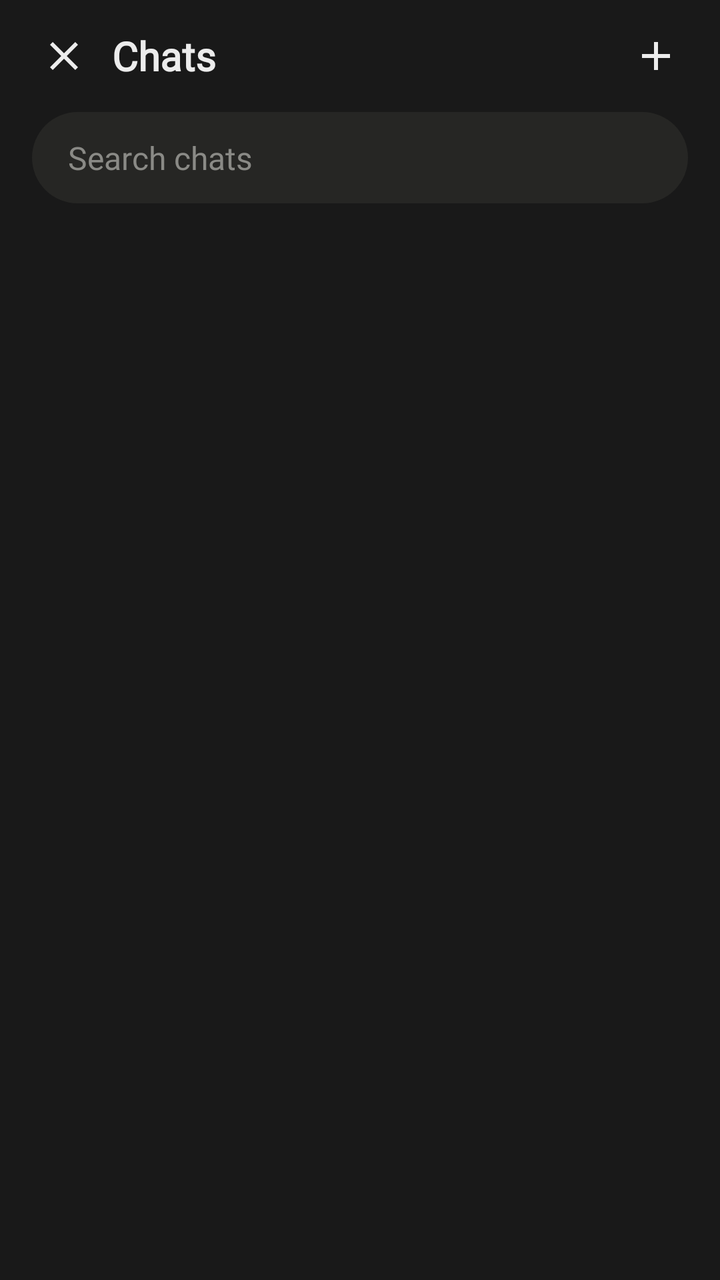
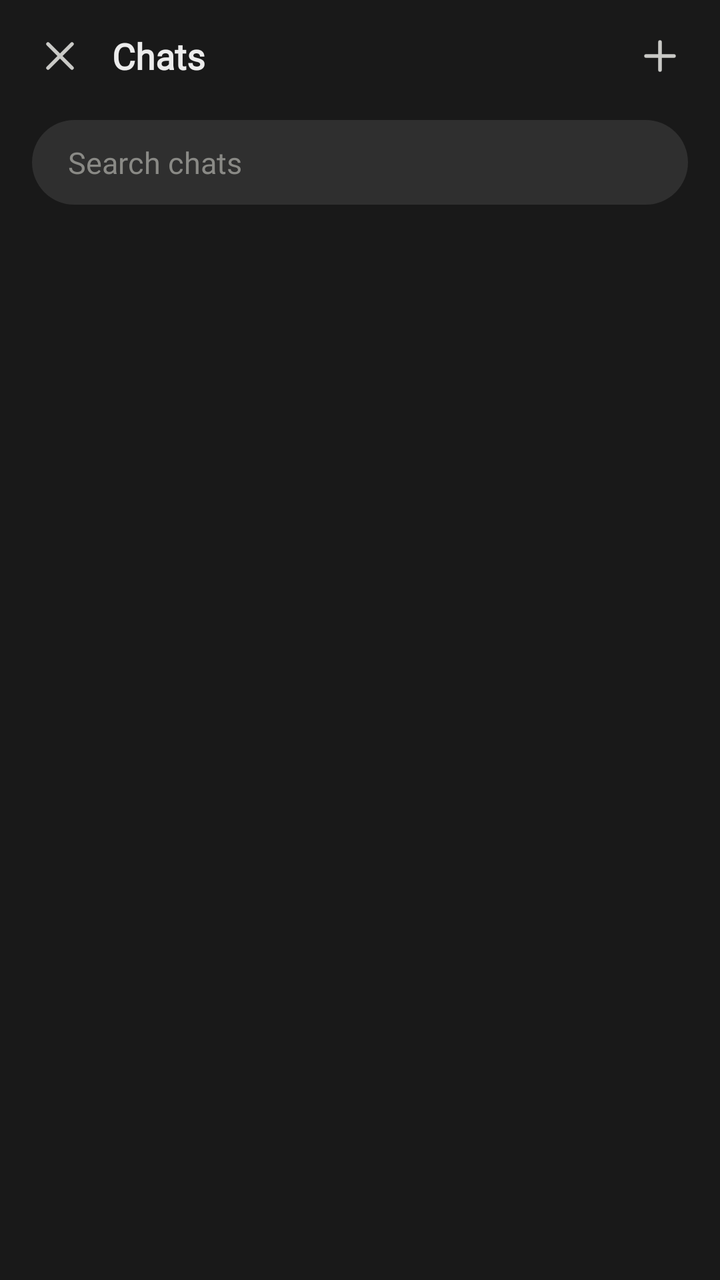

Before-and-after screenshots of an Android layout around one commit, followed by the original layout XML and the change that was made.
<!-- AndroidManifest.xml: application theme Theme.LocalChat -->
<!-- res/layout/activity_chats.xml -->
<?xml version="1.0" encoding="utf-8"?>
<LinearLayout xmlns:android="http://schemas.android.com/apk/res/android"
    android:layout_width="match_parent"
    android:layout_height="match_parent"
    android:orientation="vertical"
    android:background="#191919">

    <LinearLayout
        android:layout_width="match_parent"
        android:layout_height="56dp"
        android:gravity="center_vertical"
        android:orientation="horizontal"
        android:paddingStart="8dp"
        android:paddingEnd="8dp">

        <ImageButton
            android:id="@+id/btn_close"
            android:layout_width="48dp"
            android:layout_height="48dp"
            android:background="?attr/selectableItemBackgroundBorderless"
            android:contentDescription="Back"
            android:src="@drawable/ic_close"
            android:tint="#ECECEC" />

        <TextView
            android:layout_width="0dp"
            android:layout_height="wrap_content"
            android:layout_weight="1"
            android:fontFamily="@font/firasans"
            android:text="Chats"
            android:textColor="#ECECEC"
            android:textSize="20sp"
            android:textStyle="bold" />

        <ImageButton
            android:id="@+id/btn_new_chat"
            android:layout_width="48dp"
            android:layout_height="48dp"
            android:background="?attr/selectableItemBackgroundBorderless"
            android:contentDescription="New chat"
            android:src="@drawable/ic_add"
            android:tint="#ECECEC" />
    </LinearLayout>

    <EditText
        android:id="@+id/search"
        android:layout_width="match_parent"
        android:layout_height="wrap_content"
        android:layout_marginStart="16dp"
        android:layout_marginEnd="16dp"
        android:layout_marginBottom="8dp"
        android:background="@drawable/bg_input"
        android:fontFamily="@font/firasans"
        android:hint="Search chats"
        android:inputType="text"
        android:paddingStart="18dp"
        android:paddingEnd="18dp"
        android:paddingTop="12dp"
        android:paddingBottom="12dp"
        android:singleLine="true"
        android:textColor="#ECECEC"
        android:textColorHint="#8A8A86"
        android:textSize="16sp" />

    <FrameLayout
        android:layout_width="match_parent"
        android:layout_height="0dp"
        android:layout_weight="1">

        <ListView
            android:id="@+id/chat_list"
            android:layout_width="match_parent"
            android:layout_height="match_parent"
            android:clipToPadding="false"
            android:divider="@null"
            android:dividerHeight="0dp"
            android:paddingStart="16dp"
            android:paddingEnd="16dp"
            android:paddingBottom="16dp" />

        <TextView
            android:id="@+id/empty"
            android:layout_width="wrap_content"
            android:layout_height="wrap_content"
            android:layout_gravity="center"
            android:fontFamily="@font/firasans"
            android:text="No chats yet"
            android:textColor="#B8B8B5"
            android:textSize="15sp"
            android:visibility="gone" />
    </FrameLayout>
</LinearLayout>
<!-- resources referenced by this layout -->
<resources>
  <!-- drawable bg_input (drawable) -->
  <?xml version="1.0" encoding="utf-8"?>
  <shape xmlns:android="http://schemas.android.com/apk/res/android" android:shape="rectangle">
      <solid android:color="#262624" />
      <corners android:radius="26dp" />
  </shape>
  <!-- drawable ic_add (drawable) -->
  <?xml version="1.0" encoding="utf-8"?>
  <vector xmlns:android="http://schemas.android.com/apk/res/android"
      android:width="24dp"
      android:height="24dp"
      android:viewportWidth="24"
      android:viewportHeight="24">
      <path
          android:fillColor="#FFFFFFFF"
          android:pathData="M19,13h-6v6h-2v-6H5v-2h6V5h2v6h6v2z" />
  </vector>
  <!-- drawable ic_close (drawable) -->
  <?xml version="1.0" encoding="utf-8"?>
  <vector xmlns:android="http://schemas.android.com/apk/res/android"
      android:width="24dp"
      android:height="24dp"
      android:viewportWidth="24"
      android:viewportHeight="24">
      <path
          android:fillColor="#FFFFFFFF"
          android:pathData="M19,6.41L17.59,5 12,10.59 6.41,5 5,6.41 10.59,12 5,17.59 6.41,19 12,13.41 17.59,19 19,17.59 13.41,12z" />
  </vector>
  <style name="Theme.LocalChat" parent="Theme.Material3.Dark.NoActionBar">
          <item name="colorPrimary">#D97757</item>
          <item name="colorOnPrimary">#FFFFFF</item>
          <item name="colorSecondary">#D97757</item>
          <item name="colorPrimaryContainer">#2E2E2C</item>
          <item name="colorOnPrimaryContainer">#ECECEC</item>
          <item name="colorSurface">#191919</item>
          <item name="colorOnSurface">#ECECEC</item>
          <item name="colorSurfaceVariant">#262624</item>
          <item name="colorOnSurfaceVariant">#B8B8B5</item>
          <item name="colorOutline">#3A3A38</item>
          <item name="colorOutlineVariant">#33332F</item>
          <item name="android:windowBackground">#191919</item>
          <item name="android:statusBarColor">#191919</item>
          <item name="android:navigationBarColor">#191919</item>
      </style>
</resources>

<!-- the commit's change to res/layout/activity_chats.xml (unified diff, before → after) -->
@@ -15,31 +15,34 @@
 
         <ImageButton
             android:id="@+id/btn_close"
-            android:layout_width="48dp"
-            android:layout_height="48dp"
+            android:layout_width="44dp"
+            android:layout_height="44dp"
             android:background="?attr/selectableItemBackgroundBorderless"
             android:contentDescription="Back"
+            android:padding="10dp"
             android:src="@drawable/ic_close"
-            android:tint="#ECECEC" />
+            android:tint="#C9C9C6" />
 
         <TextView
             android:layout_width="0dp"
             android:layout_height="wrap_content"
+            android:layout_marginStart="4dp"
             android:layout_weight="1"
             android:fontFamily="@font/firasans"
             android:text="Chats"
             android:textColor="#ECECEC"
-            android:textSize="20sp"
+            android:textSize="18sp"
             android:textStyle="bold" />
 
         <ImageButton
             android:id="@+id/btn_new_chat"
-            android:layout_width="48dp"
-            android:layout_height="48dp"
+            android:layout_width="44dp"
+            android:layout_height="44dp"
             android:background="?attr/selectableItemBackgroundBorderless"
             android:contentDescription="New chat"
+            android:padding="10dp"
             android:src="@drawable/ic_add"
-            android:tint="#ECECEC" />
+            android:tint="#C9C9C6" />
     </LinearLayout>
 
     <EditText
@@ -48,19 +51,20 @@
         android:layout_height="wrap_content"
         android:layout_marginStart="16dp"
         android:layout_marginEnd="16dp"
-        android:layout_marginBottom="8dp"
-        android:background="@drawable/bg_input"
+        android:layout_marginTop="4dp"
+        android:layout_marginBottom="12dp"
+        android:background="@drawable/bg_composer"
         android:fontFamily="@font/firasans"
         android:hint="Search chats"
         android:inputType="text"
         android:paddingStart="18dp"
         android:paddingEnd="18dp"
-        android:paddingTop="12dp"
-        android:paddingBottom="12dp"
+        android:paddingTop="11dp"
+        android:paddingBottom="11dp"
         android:singleLine="true"
         android:textColor="#ECECEC"
         android:textColorHint="#8A8A86"
-        android:textSize="16sp" />
+        android:textSize="15sp" />
 
     <FrameLayout
         android:layout_width="match_parent"
@@ -72,11 +76,11 @@
             android:layout_width="match_parent"
             android:layout_height="match_parent"
             android:clipToPadding="false"
-            android:divider="@null"
-            android:dividerHeight="0dp"
-            android:paddingStart="16dp"
-            android:paddingEnd="16dp"
-            android:paddingBottom="16dp" />
+            android:divider="#262624"
+            android:dividerHeight="1dp"
+            android:paddingStart="20dp"
+            android:paddingEnd="20dp"
+            android:paddingBottom="12dp" />
 
         <TextView
             android:id="@+id/empty"
<!-- resource entries referenced after the edit -->
@@ -1,32 +1,20 @@
 <!-- resources referenced by this layout -->
 <resources>
-  <!-- drawable bg_input (drawable) -->
+  <!-- drawable bg_composer (drawable) -->
   <?xml version="1.0" encoding="utf-8"?>
   <shape xmlns:android="http://schemas.android.com/apk/res/android" android:shape="rectangle">
-      <solid android:color="#262624" />
+      <solid android:color="#2F2F2F" />
       <corners android:radius="26dp" />
   </shape>
   <!-- drawable ic_add (drawable) -->
   <?xml version="1.0" encoding="utf-8"?>
-  <vector xmlns:android="http://schemas.android.com/apk/res/android"
-      android:width="24dp"
-      android:height="24dp"
-      android:viewportWidth="24"
-      android:viewportHeight="24">
-      <path
-          android:fillColor="#FFFFFFFF"
-          android:pathData="M19,13h-6v6h-2v-6H5v-2h6V5h2v6h6v2z" />
+  <vector xmlns:android="http://schemas.android.com/apk/res/android" android:width="24dp" android:height="24dp" android:viewportWidth="24" android:viewportHeight="24">
+      <path android:fillColor="#00000000" android:strokeColor="#FFFFFFFF" android:strokeWidth="1.8" android:strokeLineCap="round" android:strokeLineJoin="round" android:pathData="M12,5v14M5,12h14" />
   </vector>
   <!-- drawable ic_close (drawable) -->
   <?xml version="1.0" encoding="utf-8"?>
-  <vector xmlns:android="http://schemas.android.com/apk/res/android"
-      android:width="24dp"
-      android:height="24dp"
-      android:viewportWidth="24"
-      android:viewportHeight="24">
-      <path
-          android:fillColor="#FFFFFFFF"
-          android:pathData="M19,6.41L17.59,5 12,10.59 6.41,5 5,6.41 10.59,12 5,17.59 6.41,19 12,13.41 17.59,19 19,17.59 13.41,12z" />
+  <vector xmlns:android="http://schemas.android.com/apk/res/android" android:width="24dp" android:height="24dp" android:viewportWidth="24" android:viewportHeight="24">
+      <path android:fillColor="#00000000" android:strokeColor="#FFFFFFFF" android:strokeWidth="1.8" android:strokeLineCap="round" android:strokeLineJoin="round" android:pathData="M18,6L6,18M6,6l12,12" />
   </vector>
   <style name="Theme.LocalChat" parent="Theme.Material3.Dark.NoActionBar">
           <item name="colorPrimary">#D97757</item>
